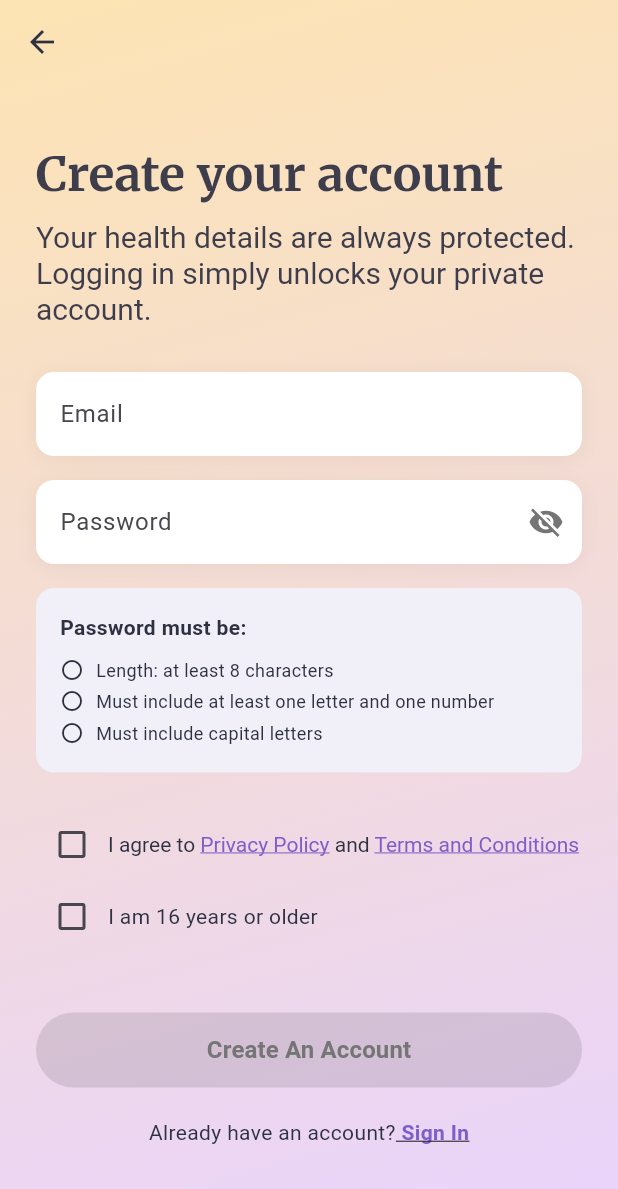
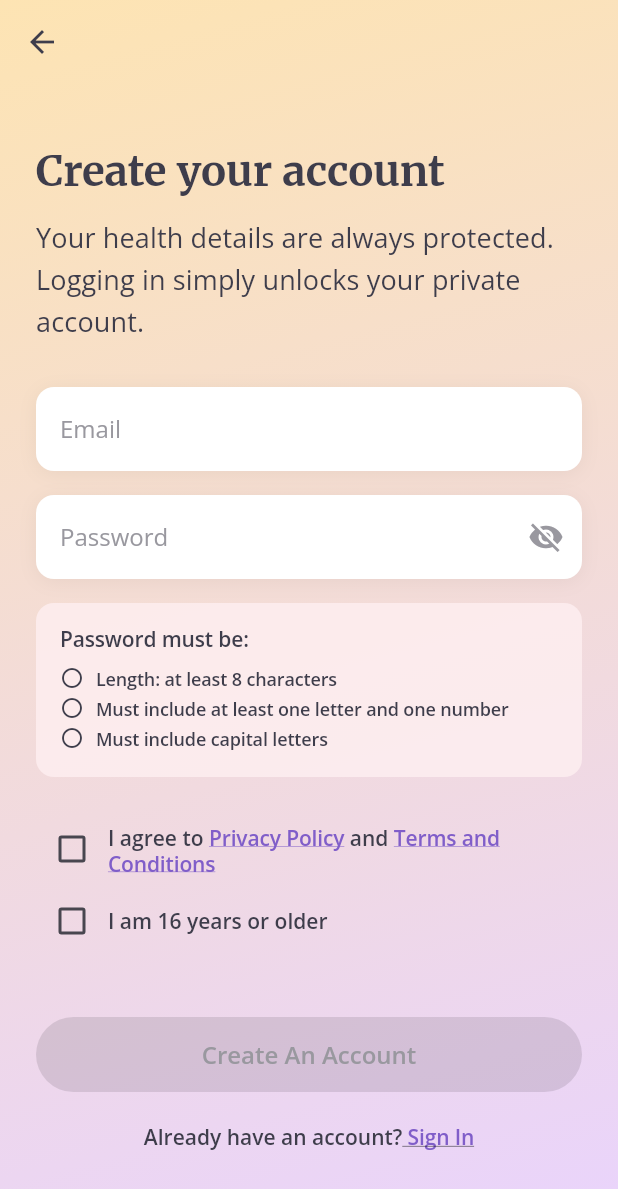
Before and after one commit to cazfoxx/foxx-health-mobile, a Flutter app: the screen it shows after launch, after a tap on "Create An Account", on a phone screen of 412 x 824 dp. Shown: the top 1189 px of the screen. Run offline on Flutter 3.47's test engine with Material 3 defaults, Android fonts, the phone set to English and light mode, and no system bars; our stand-ins replace app_links, awesome_snackbar_content, calendar_date_picker2, dio, equatable, firebase_analytics and 14 more; missing offline and left inert: liquid_glass_renderer; accounts and stored records are empty; Roboto replaces fonts that are missing (OpenSans).

Commit message:
login-screen-frontend-update

```diff
--- a/lib/features/presentation/screens/loginScreen/login_screen.dart
+++ b/lib/features/presentation/screens/loginScreen/login_screen.dart
@@ -131,7 +131,7 @@ class _LoginScreenState extends State<LoginScreen> {
       leading: !showBackButton
           ? const SizedBox()
           : IconButton(
-              icon: const Icon(Icons.arrow_back, color: Color(0xFF2D3142)),
+              icon: Icon(Icons.arrow_back, color: AppColors.textPrimary),
               onPressed: () => Navigator.pop(context),
             ),
       backgroundColor: Colors.transparent,
@@ -154,13 +154,13 @@ class _LoginScreenState extends State<LoginScreen> {
         children: [
           Text(
             widget.isSign ? 'Sign In' : 'Create your account',
-            style: AppHeadingTextStyles.h2.copyWith(color: AppColors.primary01),
+            style: AppTypography.h2,
           ),
           if (widget.isSign) ...[
             SizedBox(height: 8),
             Text(
            'Welcome back',
-            style:AppOSTextStyles.osLg.copyWith(color: AppColors.primary01),
+            style: AppTypography.bodyLg.copyWith(fontWeight: AppTypography.regular),
           ),
           ],
           const SizedBox(height: 8),
@@ -170,7 +170,7 @@ class _LoginScreenState extends State<LoginScreen> {
              Text(
               'Your health details are always protected. Logging in simply unlocks your private account.',
               textAlign: TextAlign.start,
-              style: AppOSTextStyles.osLg.copyWith(color: AppColors.primary01),
+              style: AppTypography.bodyLg.copyWith(fontWeight: AppTypography.regular),
             ),
           ],
         ],
@@ -186,11 +186,11 @@ class _LoginScreenState extends State<LoginScreen> {
           // Email Field
           Container(
             decoration: BoxDecoration(
-              color: Colors.white,
+              color: AppColors.surface01,
               borderRadius: BorderRadius.circular(12),
               boxShadow: [
                 BoxShadow(
-                  color: Colors.black.withOpacity(0.05),
+                  color: AppColors.overlayLight,
                   blurRadius: 10,
                   offset: const Offset(0, 2),
                 ),
@@ -213,10 +213,13 @@ class _LoginScreenState extends State<LoginScreen> {
                 _formKey.currentState?.validate();
                 _updateButtonState();
               },
-              decoration: const InputDecoration(
+              style: AppTypography.bodyMd.copyWith(fontWeight: AppTypography.regular),
+              decoration: InputDecoration(
                 hintText: 'Email',
+                hintStyle: AppTypography.bodyMd.copyWith(fontWeight: AppTypography.regular, color: AppColors.textInputPlaceholder),
+                errorStyle: AppTypography.labelXsSemibold.copyWith(color: AppColors.red),
                 border: InputBorder.none,
-                contentPadding: EdgeInsets.symmetric(horizontal: 16, vertical: 16),
+                contentPadding: const EdgeInsets.symmetric(horizontal: 16, vertical: 16),
               ),
             ),
           ),
@@ -226,11 +229,11 @@ class _LoginScreenState extends State<LoginScreen> {
           // Password Field
           Container(
             decoration: BoxDecoration(
-              color: Colors.white,
+              color: AppColors.surface01,
               borderRadius: BorderRadius.circular(12),
               boxShadow: [
                 BoxShadow(
-                  color: Colors.black.withOpacity(0.05),
+                  color: AppColors.overlayLight,
                   blurRadius: 10,
                   offset: const Offset(0, 2),
                 ),
@@ -257,14 +260,17 @@ class _LoginScreenState extends State<LoginScreen> {
                 _formKey.currentState?.validate();
                 _updateButtonState();
               },
+              style: AppTypography.bodyMd.copyWith(fontWeight: AppTypography.regular),
               decoration: InputDecoration(
                 hintText: 'Password',
+                hintStyle: AppTypography.bodyMd.copyWith(fontWeight: AppTypography.regular, color: AppColors.textInputPlaceholder),
+                errorStyle: AppTypography.labelXsSemibold.copyWith(color: AppColors.red),
                 border: InputBorder.none,
                 contentPadding: const EdgeInsets.symmetric(horizontal: 16, vertical: 16),
                 suffixIcon: IconButton(
                   icon: Icon(
                     _obscurePassword ? Icons.visibility_off : Icons.visibility,
-                    color: Colors.grey[600],
+                    color: AppColors.gray600,
                   ),
                   onPressed: () {
                     setState(() {
@@ -283,18 +289,16 @@ class _LoginScreenState extends State<LoginScreen> {
               width: double.infinity,
               padding: const EdgeInsets.all(16),
               decoration: BoxDecoration(
-                color: const Color(0xFFF1EFF7),
+                color: AppColors.onSurfaceSubtle,
                 borderRadius: BorderRadius.circular(12),
               ),
               child: Column(
                 crossAxisAlignment: CrossAxisAlignment.start,
                 children: [
-                  const Text(
+                  Text(
                     'Password must be:',
-                    style: TextStyle(
-                      fontSize: 14,
-                      fontWeight: FontWeight.w600,
-                      color: Color(0xFF2D3142),
+                    style: AppTypography.labelSmSemibold.copyWith(
+                      color: AppColors.textPrimary,
                     ),
                   ),
                   const SizedBox(height: 8),
@@ -320,12 +324,10 @@ class _LoginScreenState extends State<LoginScreen> {
                     ),
                   );
                 },
-                child: const Text(
+                child: Text(
                   'Forgot Password?',
-                  style: TextStyle(
+                  style: AppTypography.labelSmLink.copyWith(
                     color: AppColors.amethystViolet,
-                    decoration: TextDecoration.underline,
-                    fontSize: 14,
                   ),
                 ),
               ),
@@ -350,10 +352,7 @@ class _LoginScreenState extends State<LoginScreen> {
                 Expanded(
                   child: RichText(
                     text: TextSpan(
-                      style: const TextStyle(
-                        fontSize: 14,
-                        color: Color(0xFF2D3142),
-                      ),
+                      style: AppTypography.bodySmSemibold,
                       children: [
                         const TextSpan(text: 'I agree to '),
                         TextSpan(
@@ -362,9 +361,8 @@ class _LoginScreenState extends State<LoginScreen> {
                               PrivacyPolicyBottomSheet.show(context);
                             },
                           text: 'Privacy Policy',
-                          style: const TextStyle(
+                          style: AppTypography.labelSmLink.copyWith(
                             color: AppColors.amethystViolet,
-                            decoration: TextDecoration.underline,
                           ),
                         ),
                         const TextSpan(text: ' and '),
@@ -378,9 +376,8 @@ class _LoginScreenState extends State<LoginScreen> {
                               );
                             },
                           text: 'Terms and Conditions',
-                          style: const TextStyle(
+                          style: AppTypography.labelSmLink.copyWith(
                             color: AppColors.amethystViolet,
-                            decoration: TextDecoration.underline,
                           ),
                         ),
                       ],
@@ -401,12 +398,9 @@ class _LoginScreenState extends State<LoginScreen> {
                   },
                   activeColor: AppColors.amethystViolet,
                 ),
-                const Text(
+                Text(
                   'I am 16 years or older',
-                  style: TextStyle(
-                    fontSize: 14,
-                    color: Color(0xFF2D3142),
-                  ),
+                  style: AppTypography.bodySmSemibold,
                 ),
               ],
             ),
@@ -446,8 +440,13 @@ class _LoginScreenState extends State<LoginScreen> {
           } else if (state is LoginError) {
             ScaffoldMessenger.of(context).showSnackBar(
               SnackBar(
-              content: Text(state.message),
-              backgroundColor: Colors.red,
+                content: Text(
+                  state.message,
+                  style: AppTypography.bodySmSemibold.copyWith(
+              color: AppColors.buttonTextPrimary,
+                  ),
+                ),
+                backgroundColor: AppColors.red,
               ),
             );
           }
@@ -483,20 +482,18 @@ class _LoginScreenState extends State<LoginScreen> {
                   }
                 : null,
               style: ElevatedButton.styleFrom(
-              backgroundColor: _isButtonEnabled ? AppColors.amethystViolet : Colors.grey[300],
+              backgroundColor: _isButtonEnabled ? AppColors.amethystViolet : AppColors.gray300,
               elevation: 0,
               shape: RoundedRectangleBorder(
                 borderRadius: BorderRadius.circular(25),
               ),
             ),
             child: state is LoginLoading
-                ? const CircularProgressIndicator(color: Colors.white)
+                  ? const CircularProgressIndicator(color: AppColors.buttonTextPrimary)
                 : Text(
                     widget.isSign ? 'Sign In' : 'Create An Account',
-                    style: TextStyle(
-                      color: _isButtonEnabled ? Colors.white : Colors.grey[600],
-                      fontSize: 16,
-                      fontWeight: FontWeight.w600,
+                    style: AppTypography.labelMdSemibold.copyWith(
+              color: _isButtonEnabled ? AppColors.buttonTextPrimary : AppColors.gray600,
                     ),
                   ),
           ),
@@ -517,18 +514,12 @@ class _LoginScreenState extends State<LoginScreen> {
         children: [
           Text(
             widget.isSign ? "Don't have an account?" : 'Already have an account?',
-            style: const TextStyle(
-              fontSize: 14,
-              color: Color(0xFF2D3142),
-            ),
+            style: AppTypography.bodySmSemibold,
           ),
           Text(
             widget.isSign ? ' Sign Up' : ' Sign In',
-            style: const TextStyle(
-              decoration: TextDecoration.underline,
+            style: AppTypography.labelSmLink.copyWith(
               color: AppColors.amethystViolet,
-              fontSize: 14,
-              fontWeight: FontWeight.w600,
             ),
           ),
         ],
@@ -543,16 +534,15 @@ class _LoginScreenState extends State<LoginScreen> {
         children: [
           Icon(
             isMet ? Icons.check_circle : Icons.circle_outlined,
-            color: isMet ? Colors.green : const Color(0xFF2D3142),
+            color: isMet ? AppColors.insightPineGreen : AppColors.textPrimary,
             size: 16,
           ),
           const SizedBox(width: 8),
           Expanded(
             child: Text(
               rule,
-              style: TextStyle(
-                fontSize: 12,
-                color: isMet ? Colors.green : const Color(0xFF2D3142),
+              style: AppTypography.labelXsSemibold.copyWith(
+                color: isMet ? AppColors.insightPineGreen : AppColors.textPrimary,
               ),
             ),
           ),
```
Lines whose indentation alone changed are shown as unchanged.
